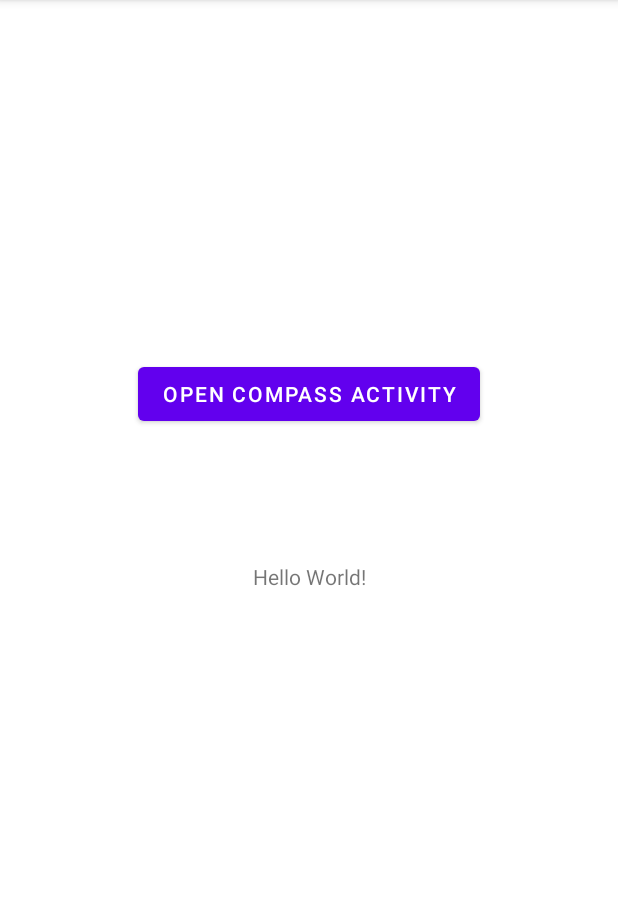
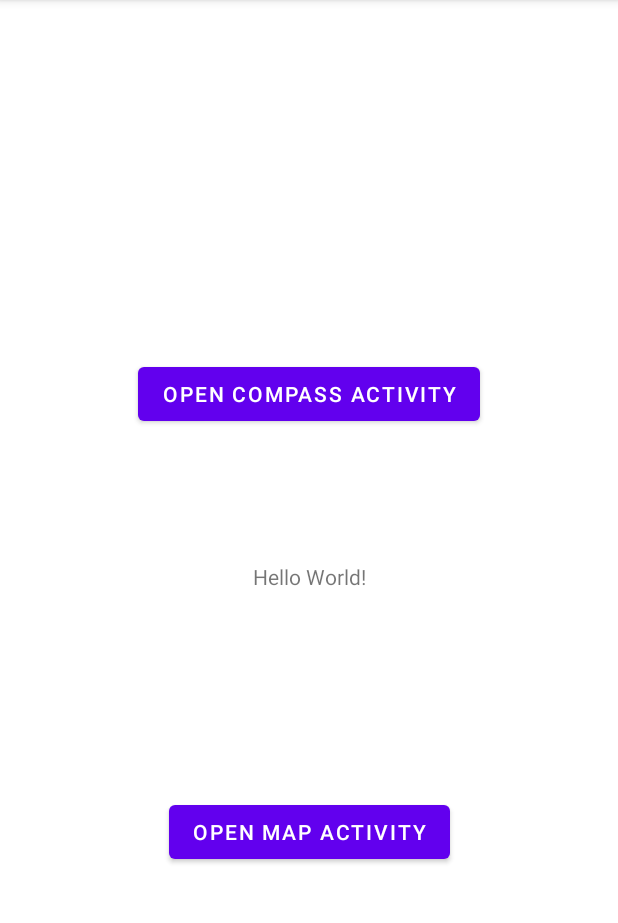
Before and after one commit to hongjin4790/CompassAppWiBtn, an Android app: the screen it shows after launch (MainActivity), on a phone screen of 412 x 824 dp, the part 84-1007 px from its top. Run offline under Robolectric (Android 15) with nearby library versions, the phone set to English and light mode, and no system bars.

```diff
--- a/app/build.gradle
+++ b/app/build.gradle
@@ -33,6 +33,8 @@ dependencies {
     implementation 'androidx.appcompat:appcompat:1.2.0'
     implementation 'com.google.android.material:material:1.3.0'
     implementation 'androidx.constraintlayout:constraintlayout:2.0.4'
+    implementation 'com.google.android.gms:play-services-maps:17.0.0'
+    implementation 'com.google.android.gms:play-services-location:18.0.0'
     testImplementation 'junit:junit:4.+'
     androidTestImplementation 'androidx.test.ext:junit:1.1.2'
     androidTestImplementation 'androidx.test.espresso:espresso-core:3.3.0'
--- a/app/src/main/java/com/example/compassappwibtn/MainActivity.java
+++ b/app/src/main/java/com/example/compassappwibtn/MainActivity.java
@@ -8,15 +8,18 @@ import android.view.View;
 import android.widget.Button;
 
 public class MainActivity extends AppCompatActivity implements View.OnClickListener{
-    Button btnOpenCompass;
-    Intent compassActivity;
+    Button btnOpenCompass, btnMap;
+    Intent intent;
     @Override
     protected void onCreate(Bundle savedInstanceState) {
         super.onCreate(savedInstanceState);
         setContentView(R.layout.activity_main);
 
         btnOpenCompass = findViewById(R.id.btnOpenCompassView);
+        btnMap = findViewById(R.id.btnMap);
         btnOpenCompass.setOnClickListener(this);
+        btnMap.setOnClickListener(this);
+
     }
 
     @Override
@@ -24,9 +27,13 @@ public class MainActivity extends AppCompatActivity implements View.OnClickListe
         switch (v.getId())
         {
             case R.id.btnOpenCompassView:
-                compassActivity = new Intent(this,CompassActivity.class);
-                startActivity(compassActivity); break;
+                intent = new Intent(this,CompassActivity.class); break;
+
+            case R.id.btnMap:
+                intent = new Intent(this, MapsActivity.class); break;
+
             default: break;
         }
+        startActivity(intent);
     }
 }
--- a/app/src/main/res/layout/activity_main.xml
+++ b/app/src/main/res/layout/activity_main.xml
@@ -26,4 +26,14 @@
         app:layout_constraintEnd_toEndOf="parent"
         app:layout_constraintStart_toStartOf="parent" />
 
+    <Button
+        android:id="@+id/btnMap"
+        android:layout_width="wrap_content"
+        android:layout_height="wrap_content"
+        android:layout_marginBottom="189dp"
+        android:text="Open Map Activity"
+        app:layout_constraintBottom_toBottomOf="parent"
+        app:layout_constraintEnd_toEndOf="parent"
+        app:layout_constraintStart_toStartOf="parent" />
+
 </androidx.constraintlayout.widget.ConstraintLayout>
--- a/app/src/main/res/values/strings.xml
+++ b/app/src/main/res/values/strings.xml
@@ -1,3 +1,4 @@
 <resources>
     <string name="app_name">CompassAppWiBtn</string>
+    <string name="title_activity_maps">Map</string>
 </resources>
```
Also changed, not shown: app/src/debug/res/values/google_maps_api.xml (added, +24 -0 lines), app/src/main/AndroidManifest.xml (+26 -3 lines), app/src/main/java/com/example/compassappwibtn/MapsActivity.java (added, +46 -0 lines), app/src/main/res/layout/activity_maps.xml (added, +9 -0 lines), 1 other file.
